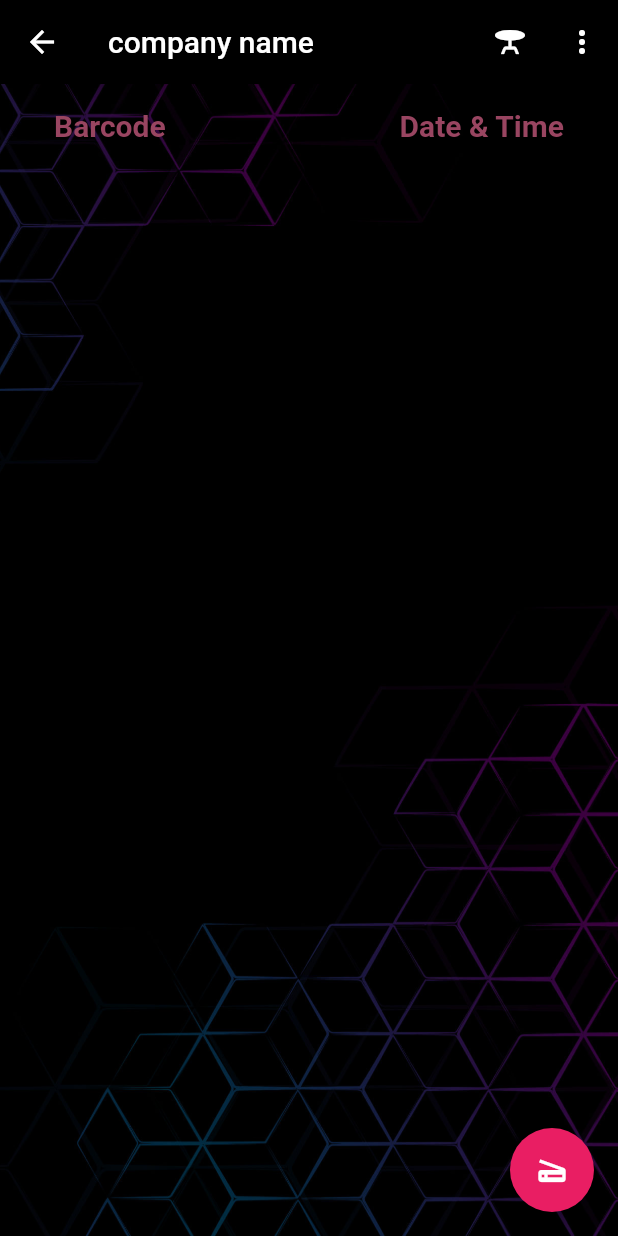
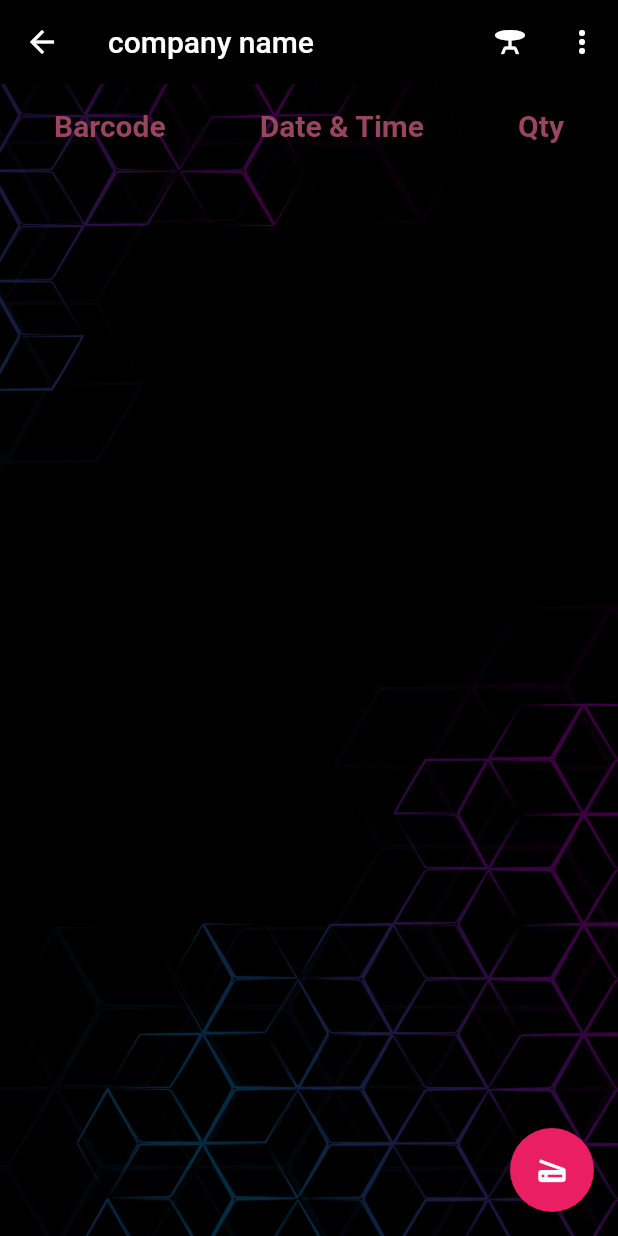
Before and after one commit to vegaKannur12/vstocknew, a Flutter app: the ScanListBarcode screen opened directly with empty values, on a phone screen of 412 x 824 dp. Run offline on Flutter 3.47's test engine with Material 2 defaults, Android fonts, the phone set to English and light mode, and no system bars; our stand-ins replace csv, device_info_plus, share_plus, shared_preferences, sqflite; missing offline and left inert: flutter_beep, qr_code_scanner; accounts and stored records are empty.

Commit message:
barcode fetch result

```diff
--- a/lib/controller/barcodeController.dart
+++ b/lib/controller/barcodeController.dart
@@ -60,8 +60,12 @@ class BarcodeController extends ChangeNotifier {
   /////////////////////////////////////////////////
   getDataFromScanLog() async {
     print("entered fetching section---");
-    scanList = await VstockDB.instance
-        .selectCommonQuery("tableScanlog", "barcode,time", " ");
+    var res =
+        await VstockDB.instance.selectCommonQuery("tableScanlog", "*", " ");
+    scanList.clear();
+    for (var item in res) {
+      scanList.add(item);
+    }
     print("result from scanlog.............$scanList");
     notifyListeners();
   }
--- a/lib/screen/4_barcodeScan_list.dart
+++ b/lib/screen/4_barcodeScan_list.dart
@@ -141,6 +141,14 @@ class _ScanListBarcodeState extends State<ScanListBarcode> {
                                 fontSize: 20,
                                 fontWeight: FontWeight.bold),
                           ),
+                          Spacer(),
+                          Text(
+                            "Qty",
+                            style: TextStyle(
+                                color: ColorThemeComponent.regButtonColor,
+                                fontSize: 20,
+                                fontWeight: FontWeight.bold),
+                          ),
                         ],
                       ),
                     ),
@@ -163,6 +171,13 @@ class _ScanListBarcodeState extends State<ScanListBarcode> {
                                 Spacer(),
                                 Text(
                                   value.scanList[index]['time'],
+                                  style: TextStyle(
+                                      color: ColorThemeComponent.color3,
+                                      fontSize: 15),
+                                ),
+                                Spacer(),
+                                Text(
+                                  value.scanList[index]['qty'].toString(),
                                   style: TextStyle(
                                       color: ColorThemeComponent.color3,
                                       fontSize: 15),
--- a/lib/services/dbHelper.dart
+++ b/lib/services/dbHelper.dart
@@ -155,12 +155,17 @@ class VstockDB {
       if (list[0]["barcode"] == barcode || list[0]["ean"] == barcode) {
         if (listtimeStamp.length > 0) {
           print("updation---");
-          response = await updateqtyAndRate("tableScanLog", barcode);
+          int updatedqty = listtimeStamp[0]["qty"] + 1;
+          print("hszjj-----${listtimeStamp[0]["qty"].runtimeType}");
+          response = await updateCommonQuery(
+              "tableScanLog",
+              "qty='${updatedqty}'",
+              "where barcode='$barcode' or ean='$barcode' ");
         } else {
           print("insertion---${list[0]["rate"].runtimeType}");
 
-          response = await barcodeTimeStamp(time, qty,
-              list[0]["rate"], page_id, type, null, barcode);
+          response = await barcodeTimeStamp(
+              time, qty, list[0]["rate"], page_id, type, null, barcode);
         }
       } else {
         return 0;
@@ -196,19 +201,26 @@ class VstockDB {
   }
 
 //////////////////////////////////////////////////////////
-  updateqtyAndRate(
-    String table,
-    String barcode,
-  ) async {
+  // updateqtyAndRate(
+  //   String table,
+  //   String barcode,
+  // ) async {
+  //   Database db = await instance.database;
+  //   // List<Map<String, dynamic>> listtimeStamp = await selectCommonQuery(
+  //   //     "tableScanLog", "qty", "where barcode='$barcode' OR ean='$barcode'");
+  //   print("condition for update...$listtimeStamp");
+  //   var query = "UPDATE $table SET qty=";
+  //   var res = await db.rawUpdate(query);
+  //   print("query---$query");
+  //   print("response-------$res");
+  //   return res;
+  // }
+
+  updateCommonQuery(String table, String fields, String condition) async {
     Database db = await instance.database;
-    List<Map<String, dynamic>> listtimeStamp = await selectCommonQuery(
-        "tableScanLog", "qty", "where barcode='$barcode' OR ean='$barcode'");
-    print("condition for update...$listtimeStamp");
-    var query = "UPDATE $table SET qty=";
-    // var res = await db.rawUpdate(query);
-    // print("query---$query");
-    // print("response-------$res");
-    // return res;
+    var query = "UPDATE $table SET $fields $condition";
+    var res = await db.rawUpdate(query);
+    return res;
   }
 /////////////////////////////////////////
 //   Future<List<Map<String, dynamic>>> queryAllRows() async {
```
